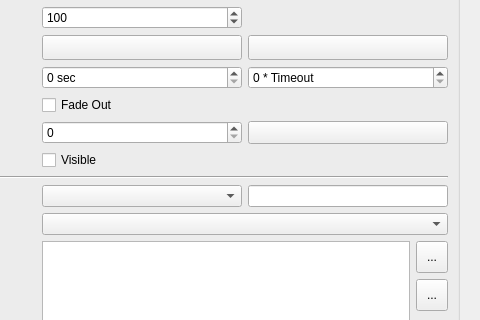
Old version of the form ui/posiview_properties_base.ui in the repository jrenken/qgis-PosiView; both pictures show x 367 to 847 and y 418 to 738 of the 847 by 850 pixel window.
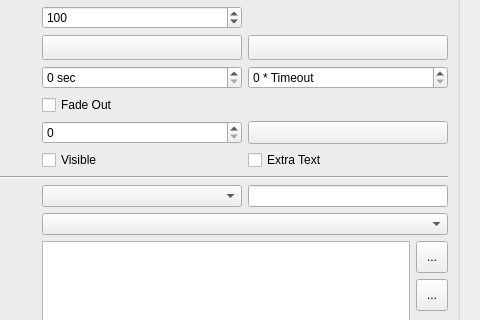
New version of the form. The open tabs and pages were chosen to show the change. Icons and pictures are not drawn. Custom widgets are drawn as their Qt base class.

Commit message: optionally show extra text provided by the data provider in the items label make it selectable fix bounding rectangle calculation of the label

```diff
--- a/ui/posiview_properties_base.ui
+++ b/ui/posiview_properties_base.ui
@@ -977,8 +977,8 @@
                <rect>
                 <x>0</x>
                 <y>0</y>
-                <width>621</width>
-                <height>742</height>
+                <width>675</width>
+                <height>801</height>
                </rect>
               </property>
               <layout class="QVBoxLayout" name="verticalLayout_4">
@@ -1569,6 +1569,16 @@
                     </property>
                    </widget>
                   </item>
+                  <item row="11" column="2">
+                   <widget class="QCheckBox" name="checkBoxExtraText">
+                    <property name="toolTip">
+                     <string>&lt;html&gt;&lt;head/&gt;&lt;body&gt;&lt;p&gt;Show text from dataprovider in label.&lt;/p&gt;&lt;/body&gt;&lt;/html&gt;</string>
+                    </property>
+                    <property name="text">
+                     <string>Extra Text</string>
+                    </property>
+                   </widget>
+                  </item>
                  </layout>
                 </widget>
                </item>
```
Left out of the diff: 28 changed lines with no effect on the pictures. The commit also changes 4 other files.
